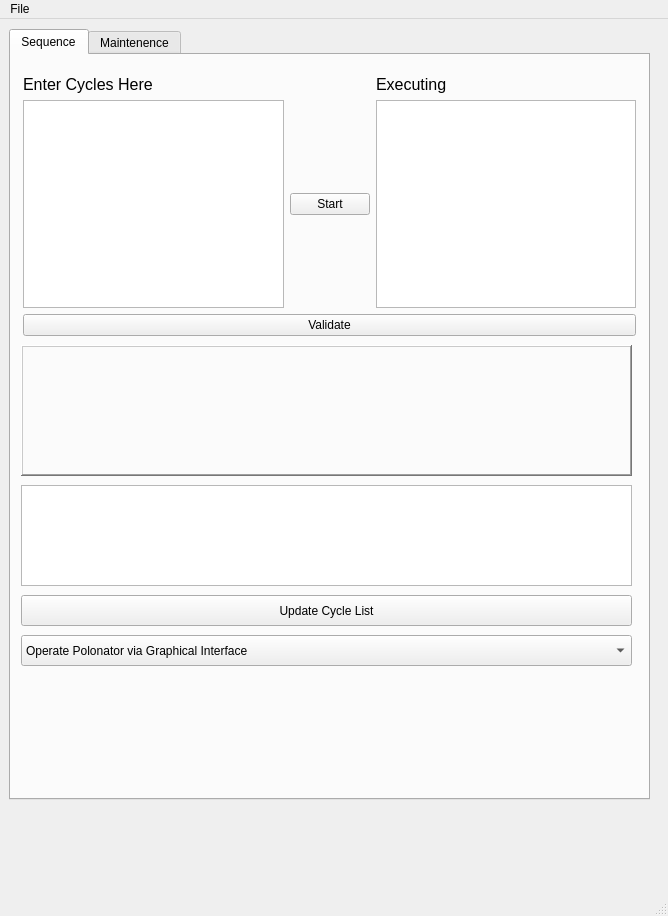
First picture: the form in hiddenTabPolonator.ui, repository REC17/Hidden-Tab-Polonator, before the edit.
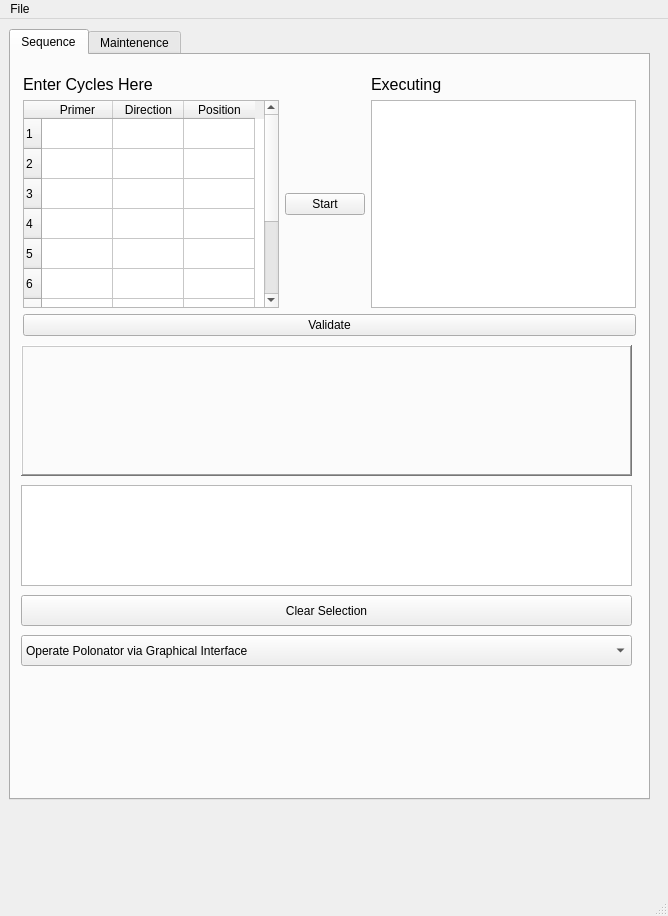
Second picture: the form after the edit.

```diff
--- a/hiddenTabPolonator.ui
+++ b/hiddenTabPolonator.ui
@@ -72,9 +72,6 @@
            </property>
           </widget>
          </item>
-         <item row="1" column="0">
-          <widget class="QTextEdit" name="polonatorCycleEntry"/>
-         </item>
          <item row="1" column="1">
           <widget class="QPushButton" name="polonatorStart">
            <property name="enabled">
@@ -92,6 +89,59 @@
            </property>
           </widget>
          </item>
+         <item row="1" column="0">
+          <widget class="QTableWidget" name="cycleTable">
+           <property name="sizePolicy">
+            <sizepolicy hsizetype="Fixed" vsizetype="Expanding">
+             <horstretch>0</horstretch>
+             <verstretch>0</verstretch>
+            </sizepolicy>
+           </property>
+           <property name="lineWidth">
+            <number>1</number>
+           </property>
+           <property name="horizontalScrollBarPolicy">
+            <enum>Qt::ScrollBarAlwaysOff</enum>
+           </property>
+           <property name="rowCount">
+            <number>10</number>
+           </property>
+           <property name="columnCount">
+            <number>3</number>
+           </property>
+           <attribute name="horizontalHeaderDefaultSectionSize">
+            <number>71</number>
+           </attribute>
+           <attribute name="horizontalHeaderMinimumSectionSize">
+            <number>71</number>
+           </attribute>
+           <row/>
+           <row/>
+           <row/>
+           <row/>
+           <row/>
+           <row/>
+           <row/>
+           <row/>
+           <row/>
+           <row/>
+           <column>
+            <property name="text">
+             <string>Primer</string>
+            </property>
+           </column>
+           <column>
+            <property name="text">
+             <string>Direction</string>
+            </property>
+           </column>
+           <column>
+            <property name="text">
+             <string>Position</string>
+            </property>
+           </column>
+          </widget>
+         </item>
         </layout>
        </item>
        <item>
@@ -145,7 +195,7 @@
        </rect>
       </property>
       <property name="text">
-       <string>Update Cycle List</string>
+       <string>Clear Selection</string>
       </property>
      </widget>
      <widget class="QComboBox" name="touchFlagCB">
```
Left out of the diff: 2 changed lines with no effect on the pictures.
